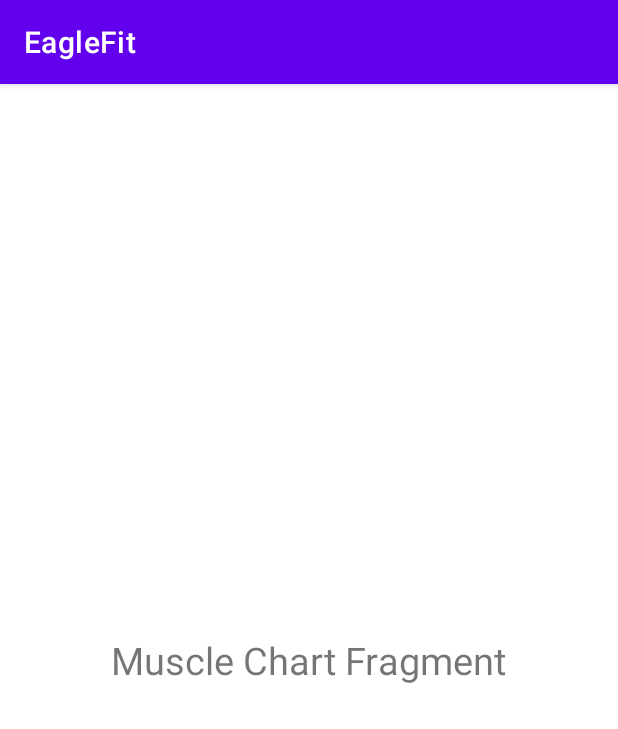
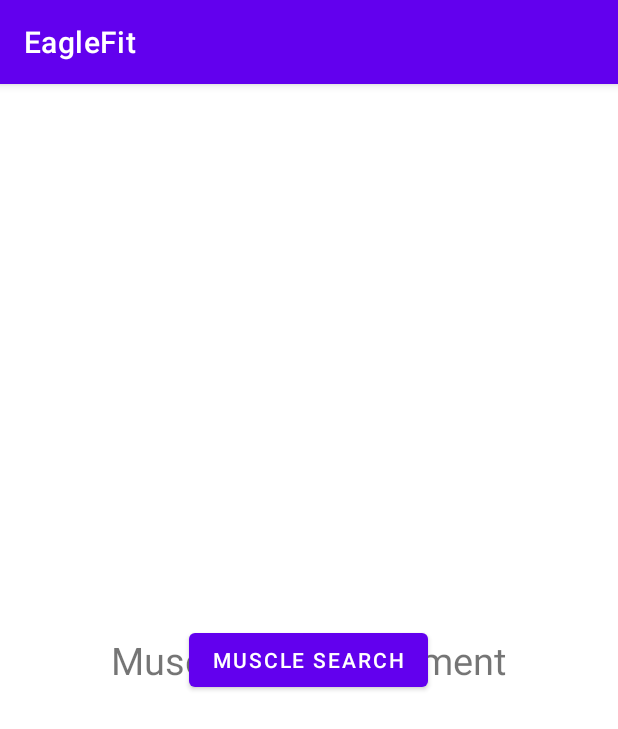
Before and after one commit to Monstroe/EagleFit, an Android app: the fragment MuscleChartFragment shown on its own in the app's theme, on a phone screen of 412 x 824 dp. Shown: the top 729 px of the screen. Run offline under Robolectric (Android 15) with nearby library versions, the phone set to English and light mode, and no system bars.

Commit message:
First Draft of Muscle Search

```diff
--- a/app/src/main/java/com/example/eaglefit/fragments/MuscleChartFragment.java
+++ b/app/src/main/java/com/example/eaglefit/fragments/MuscleChartFragment.java
@@ -1,5 +1,6 @@
 package com.example.eaglefit.fragments;
 
+import android.content.Intent;
 import android.os.Bundle;
 
 import androidx.fragment.app.Fragment;
@@ -7,60 +8,44 @@ import androidx.fragment.app.Fragment;
 import android.view.LayoutInflater;
 import android.view.View;
 import android.view.ViewGroup;
+import android.widget.Button;
 
+import com.example.eaglefit.MuscleSearchActivity;
 import com.example.eaglefit.R;
+import com.example.eaglefit.database.MuscleName;
+import com.example.eaglefit.database.WorkoutsQueryHelper;
 
-/**
- * A simple {@link Fragment} subclass.
- * Use the {@link MuscleChartFragment#newInstance} factory method to
- * create an instance of this fragment.
- */
 public class MuscleChartFragment extends Fragment {
 
-    // TODO: Rename parameter arguments, choose names that match
-    // the fragment initialization parameters, e.g. ARG_ITEM_NUMBER
-    private static final String ARG_PARAM1 = "param1";
-    private static final String ARG_PARAM2 = "param2";
+    private WorkoutsQueryHelper workoutsQueryHelper;
 
-    // TODO: Rename and change types of parameters
-    private String mParam1;
-    private String mParam2;
-
-    public MuscleChartFragment() {
-        // Required empty public constructor
-    }
-
-    /**
-     * Use this factory method to create a new instance of
-     * this fragment using the provided parameters.
-     *
-     * @param param1 Parameter 1.
-     * @param param2 Parameter 2.
-     * @return A new instance of fragment MuscleChartFragment.
-     */
-    // TODO: Rename and change types and number of parameters
-    public static MuscleChartFragment newInstance(String param1, String param2) {
-        MuscleChartFragment fragment = new MuscleChartFragment();
-        Bundle args = new Bundle();
-        args.putString(ARG_PARAM1, param1);
-        args.putString(ARG_PARAM2, param2);
-        fragment.setArguments(args);
-        return fragment;
-    }
+    private Button btnMuscleSearch;
 
     @Override
     public void onCreate(Bundle savedInstanceState) {
         super.onCreate(savedInstanceState);
-        if (getArguments() != null) {
-            mParam1 = getArguments().getString(ARG_PARAM1);
-            mParam2 = getArguments().getString(ARG_PARAM2);
-        }
+
     }
 
     @Override
-    public View onCreateView(LayoutInflater inflater, ViewGroup container,
-                             Bundle savedInstanceState) {
+    public View onCreateView(LayoutInflater inflater, ViewGroup container, Bundle savedInstanceState) {
+        View view = inflater.inflate(R.layout.fragment_muscle_chart, container, false);
+
+        workoutsQueryHelper = new WorkoutsQueryHelper(view.getContext());
+
+        btnMuscleSearch = (Button) view.findViewById(R.id.muscle_search_btn);
+        btnMuscleSearch.setOnClickListener(new View.OnClickListener() {
+            @Override
+            public void onClick(View view) {
+                String[] exercises = workoutsQueryHelper.grabExercises(MuscleName.Chest);
+                Intent intent = new Intent(getActivity(), MuscleSearchActivity.class);
+                intent.putExtra("Exercises", exercises);
+                startActivity(intent);
+            }
+        });
+
+
         // Inflate the layout for this fragment
-        return inflater.inflate(R.layout.fragment_muscle_chart, container, false);
+        return view;
     }
 }
--- a/app/src/main/res/layout/fragment_muscle_chart.xml
+++ b/app/src/main/res/layout/fragment_muscle_chart.xml
@@ -9,8 +9,15 @@
     <TextView
         android:layout_width="wrap_content"
         android:layout_height="wrap_content"
+        android:layout_gravity="center"
         android:text="Muscle Chart Fragment"
-        android:textSize="25sp"
-        android:layout_gravity="center"/>
+        android:textSize="25sp" />
+
+    <Button
+        android:id="@+id/muscle_search_btn"
+        android:layout_width="wrap_content"
+        android:layout_height="wrap_content"
+        android:layout_gravity="center"
+        android:text="Muscle Search" />
 
 </FrameLayout>
```
Also changed, not shown: app/src/main/AndroidManifest.xml (+7 -0 lines), app/src/main/java/com/example/eaglefit/MuscleSearchActivity.java (added, +34 -0 lines), app/src/main/java/com/example/eaglefit/database/DatabaseHelper.java (+17 -18 lines), app/src/main/java/com/example/eaglefit/database/MuscleName.java (added, +19 -0 lines), app/src/main/java/com/example/eaglefit/database/WorkoutsQueryHelper.java (+16 -42 lines), app/src/main/res/layout/activity_muscle_search.xml (added, +14 -0 lines).
